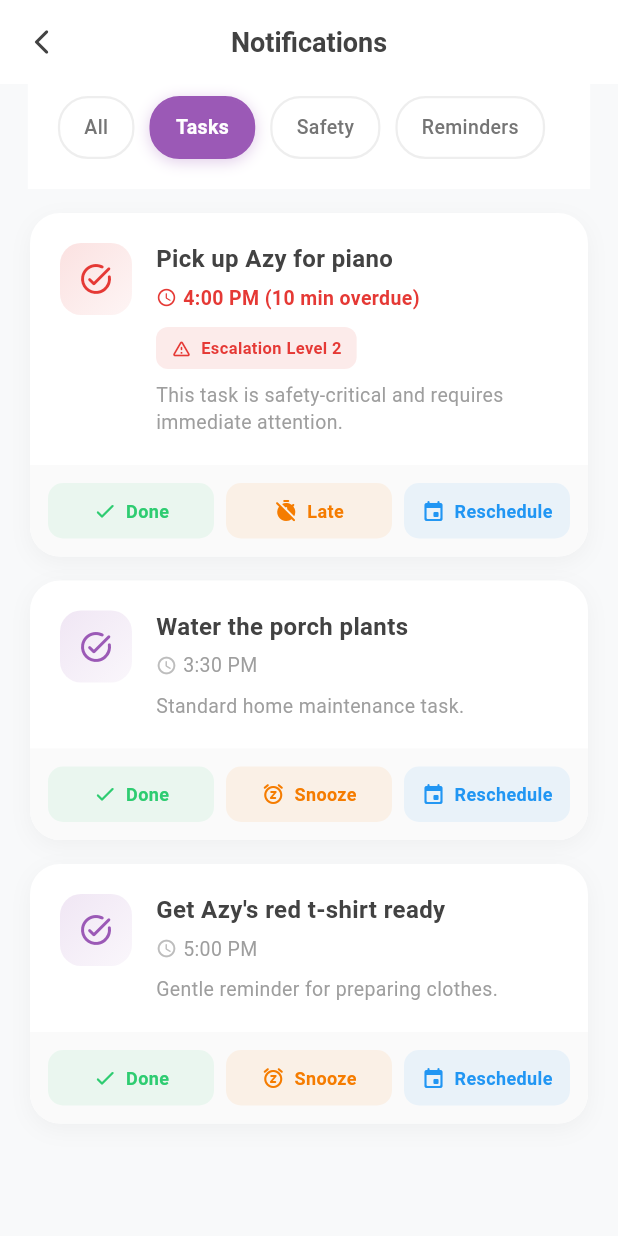
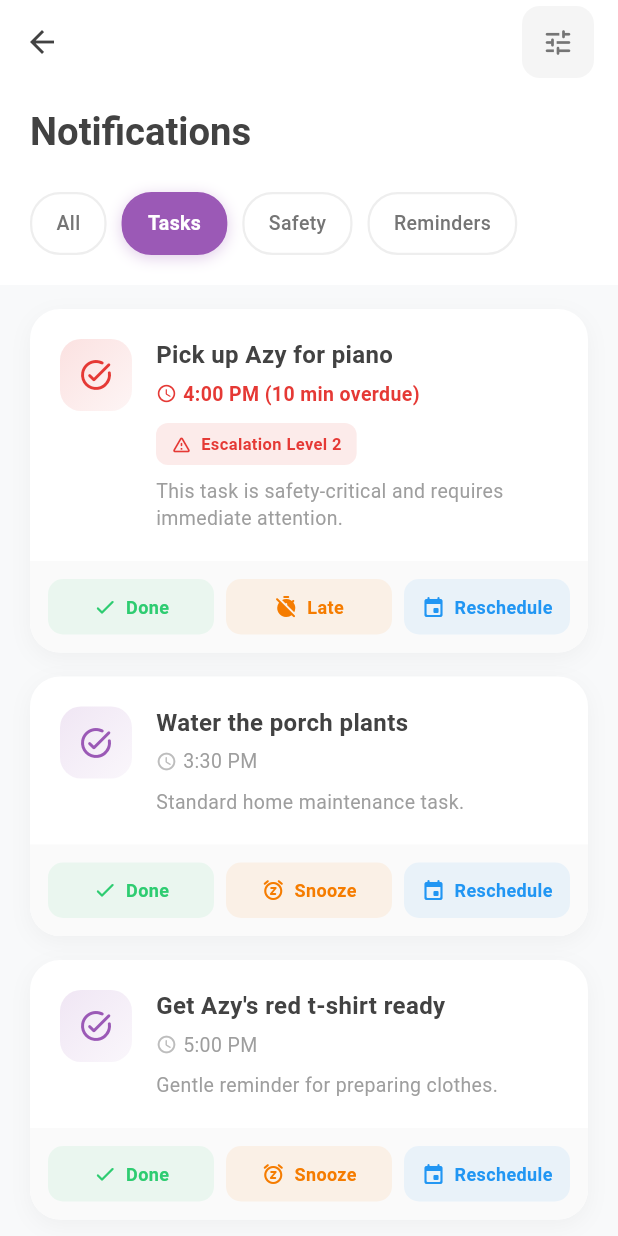
Before and after one commit to Danish9111/reminder2, a Flutter app: the NotificationScreen screen opened directly, after a tap on "Tasks", on a phone screen of 412 x 824 dp. Run offline on Flutter 3.47's test engine with Material 3 defaults, Android fonts, the phone set to English and light mode, and no system bars; our stand-ins replace cloud_firestore, firebase_auth, firebase_core, firebase_messaging, flutter_local_notifications, image_picker and 1 more; accounts and stored records are empty.

Commit message:
feat: implement push notification service and a dedicated UI for managing notifications.

```diff
--- a/lib/DrawerScreens/notification.dart
+++ b/lib/DrawerScreens/notification.dart
@@ -503,31 +503,61 @@ class _NotificationScreenState extends State<NotificationScreen> {
   Widget build(BuildContext context) {
     return Scaffold(
       backgroundColor: const Color(0xFFF8F9FA),
-      appBar: AppBar(
+      body: CustomScrollView(
+        slivers: [
+          // Premium App Bar
+          SliverAppBar(
+            expandedHeight: 120,
+            floating: false,
+            pinned: true,
+            elevation: 0,
             backgroundColor: Colors.white,
-        elevation: 0,
-        leading: IconButton(
-          icon: Icon(
-            Icons.arrow_back_ios_rounded,
-            color: Colors.grey.shade800,
-            size: 20,
-          ),
-          onPressed: () => Navigator.pop(context),
-        ),
+            foregroundColor: Colors.grey.shade800,
+            flexibleSpace: FlexibleSpaceBar(
+              titlePadding: const EdgeInsets.only(left: 20, bottom: 16),
               title: Text(
                 'Notifications',
                 style: TextStyle(
                   color: Colors.grey.shade800,
-            fontSize: 18,
-            fontWeight: FontWeight.w600,
+                  fontSize: 17,
+                  fontWeight: FontWeight.w700,
                 ),
               ),
-        centerTitle: true,
+              background: Container(
+                decoration: BoxDecoration(
+                  color: Colors.white,
+                  boxShadow: [
+                    BoxShadow(
+                      color: Colors.black.withOpacity(0.03),
+                      blurRadius: 10,
+                      offset: const Offset(0, 2),
                     ),
-      body: Column(
-        children: [
+                  ],
+                ),
+              ),
+            ),
+            actions: [
+              Container(
+                margin: const EdgeInsets.only(right: 16),
+                decoration: BoxDecoration(
+                  color: Colors.grey.shade100,
+                  borderRadius: BorderRadius.circular(12),
+                ),
+                child: IconButton(
+                  icon: Icon(
+                    Icons.tune_rounded,
+                    color: Colors.grey.shade600,
+                    size: 22,
+                  ),
+                  onPressed: () {},
+                ),
+              ),
+            ],
+          ),
+
           // Filter chips
-          Container(
+          SliverToBoxAdapter(
+            child: Container(
               color: Colors.white,
               padding: const EdgeInsets.fromLTRB(20, 8, 20, 20),
               child: SingleChildScrollView(
@@ -545,11 +575,12 @@ class _NotificationScreenState extends State<NotificationScreen> {
                 ),
               ),
             ),
+          ),
 
           // Notification list
-          Expanded(
-            child: _filteredNotifications.isEmpty
-                ? Center(
+          _filteredNotifications.isEmpty
+              ? SliverFillRemaining(
+                  child: Center(
                     child: Column(
                       mainAxisAlignment: MainAxisAlignment.center,
                       children: [
@@ -585,13 +616,17 @@ class _NotificationScreenState extends State<NotificationScreen> {
                         ),
                       ],
                     ),
+                  ),
                 )
-                : ListView.builder(
+              : SliverPadding(
                   padding: const EdgeInsets.fromLTRB(20, 16, 20, 100),
-                    itemCount: _filteredNotifications.length,
-                    itemBuilder: (context, index) => _buildNotificationCard(
+                  sliver: SliverList(
+                    delegate: SliverChildBuilderDelegate(
+                      (context, index) => _buildNotificationCard(
                         _filteredNotifications[index],
                         MediaQuery.of(context).size.width,
+                      ),
+                      childCount: _filteredNotifications.length,
                     ),
                   ),
                 ),
```
Also changed, not shown: lib/main.dart (+7 -2 lines), lib/services/push_notification_service.dart (+181 -2 lines). Lines whose indentation alone changed are shown as unchanged.
